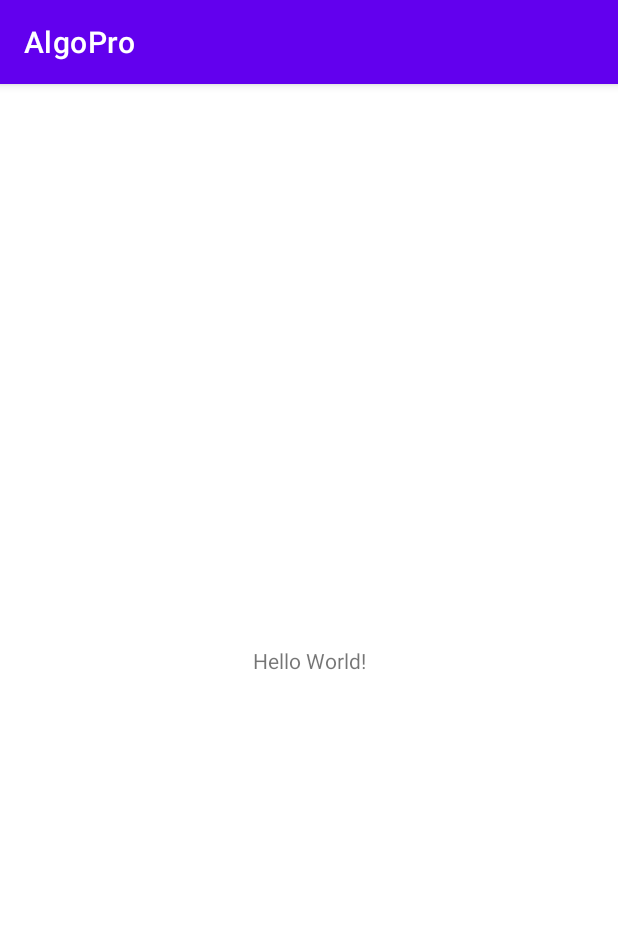
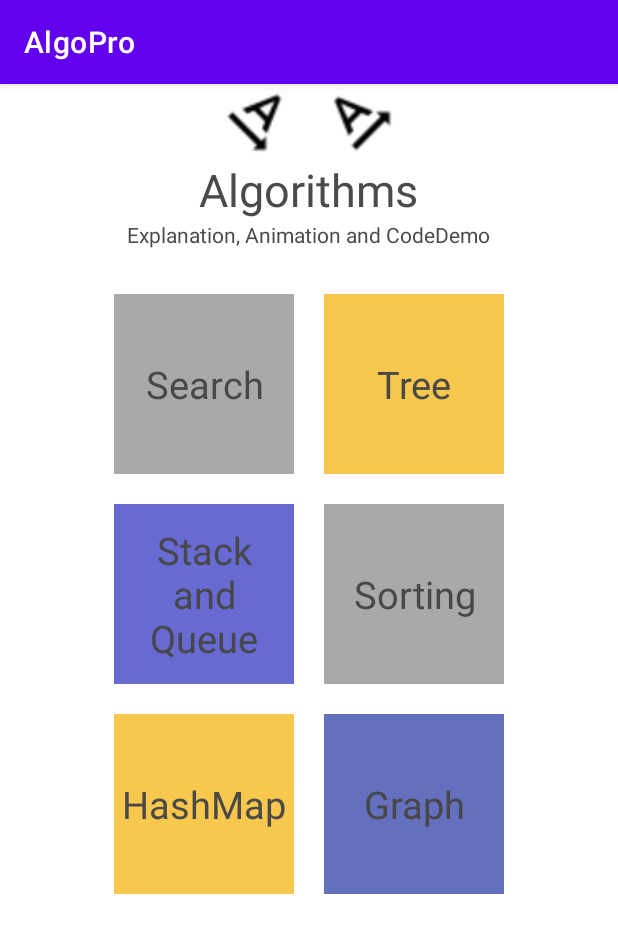
Before and after one commit to DaiJiChen/AlgoPro, an Android app: the screen it shows after launch (MainActivity), on a phone screen of 412 x 824 dp. Shown: the top 933 px of the screen. Run offline under Robolectric (Android 15) with nearby library versions, the light colour scheme and no system bars.

Commit message:
UI for main activity

```diff
--- a/app/build.gradle
+++ b/app/build.gradle
@@ -33,6 +33,7 @@ dependencies {
     implementation 'androidx.appcompat:appcompat:1.2.0'
     implementation 'com.google.android.material:material:1.2.1'
     implementation 'androidx.constraintlayout:constraintlayout:2.0.4'
+    implementation 'androidx.gridlayout:gridlayout:1.0.0'
     testImplementation 'junit:junit:4.+'
     androidTestImplementation 'androidx.test.ext:junit:1.1.2'
     androidTestImplementation 'androidx.test.espresso:espresso-core:3.3.0'
--- a/app/src/main/AndroidManifest.xml
+++ b/app/src/main/AndroidManifest.xml
@@ -1,6 +1,7 @@
 <?xml version="1.0" encoding="utf-8"?>
 <manifest xmlns:android="http://schemas.android.com/apk/res/android"
     package="com.SIT.jichen.myapplication">
+    <uses-permission android:name="android.permission.INTERNET"></uses-permission>
 
     <application
         android:allowBackup="true"
--- /dev/null
+++ b/app/src/main/res/drawable/ic_code_24px.xml
@@ -0,0 +1,9 @@
+<vector xmlns:android="http://schemas.android.com/apk/res/android"
+    android:width="24dp"
+    android:height="24dp"
+    android:viewportWidth="24"
+    android:viewportHeight="24">
+  <path
+      android:fillColor="#FF000000"
+      android:pathData="M9.4,16.6L4.8,12l4.6,-4.6L8,6l-6,6 6,6 1.4,-1.4zM14.6,16.6l4.6,-4.6 -4.6,-4.6L16,6l6,6 -6,6 -1.4,-1.4z"/>
+</vector>
--- a/app/src/main/res/layout/activity_main.xml
+++ b/app/src/main/res/layout/activity_main.xml
@@ -4,15 +4,167 @@
     xmlns:tools="http://schemas.android.com/tools"
     android:layout_width="match_parent"
     android:layout_height="match_parent"
+    android:background="@color/white"
     tools:context=".MainActivity">
 
-    <TextView
+    <LinearLayout
+        android:id="@+id/linearLayout"
+        android:layout_width="match_parent"
+        android:layout_height="wrap_content"
+        android:gravity="center_horizontal"
+        android:orientation="vertical"
+        app:layout_constraintEnd_toEndOf="parent"
+        app:layout_constraintStart_toStartOf="parent"
+        app:layout_constraintTop_toTopOf="parent">
+
+        <LinearLayout
+            android:layout_width="match_parent"
+            android:layout_height="wrap_content"
+            android:gravity="center_horizontal"
+            android:orientation="horizontal">
+
+            <ImageView
+                android:layout_width="70dp"
+                android:layout_height="50dp"
+                android:src="@drawable/sharp_text_down" />
+
+            <ImageView
+                android:layout_width="70dp"
+                android:layout_height="50dp"
+                android:src="@drawable/sharp_text_up" />
+
+
+        </LinearLayout>
+
+
+        <TextView
+            android:id="@+id/title"
+            android:layout_width="wrap_content"
+            android:layout_height="wrap_content"
+            android:text="Algorithms"
+            android:textColor="@color/text_grid"
+            android:textSize="30sp" />
+
+        <TextView
+            android:id="@+id/smallTitle"
+            android:layout_width="wrap_content"
+            android:layout_height="wrap_content"
+            android:text="Explanation, Animation and CodeDemo"
+            android:textColor="@color/text_grid" />
+
+    </LinearLayout>
+
+    <androidx.gridlayout.widget.GridLayout
         android:layout_width="wrap_content"
         android:layout_height="wrap_content"
-        android:text="Hello World!"
-        app:layout_constraintBottom_toBottomOf="parent"
+        android:layout_marginLeft="10dp"
+        android:layout_marginTop="20dp"
+        android:layout_marginRight="10dp"
+        android:layout_marginBottom="10dp"
+        app:columnCount="2"
         app:layout_constraintLeft_toLeftOf="parent"
         app:layout_constraintRight_toRightOf="parent"
-        app:layout_constraintTop_toTopOf="parent" />
+        app:layout_constraintTop_toBottomOf="@+id/linearLayout"
+        app:rowCount="3">
+
+        <TextView
+            android:id="@+id/button0"
+            android:layout_width="120dp"
+            android:layout_height="120dp"
+            android:text="Search"
+            android:textColor="@color/text_grid"
+            android:textSize="25sp"
+            android:gravity="center"
+            android:layout_marginTop="10dp"
+            android:layout_marginRight="10dp"
+            android:layout_marginBottom="10dp"
+            android:background="@color/card_grid"
+            android:backgroundTint="@color/card_grid"
+            app:layout_columnWeight="1"
+            app:layout_rowWeight="1"/>
+
+        <TextView
+            android:id="@+id/button1"
+            android:layout_width="120dp"
+            android:layout_height="120dp"
+            android:text="Tree"
+            android:textColor="@color/text_grid"
+            android:textSize="25sp"
+            android:gravity="center"
+            android:layout_marginLeft="10dp"
+            android:layout_marginTop="10dp"
+            android:layout_marginBottom="10dp"
+            android:background="@color/card_yellow"
+            android:backgroundTint="@color/card_yellow"
+            app:layout_columnWeight="1"
+            app:layout_rowWeight="1"/>
+
+        <TextView
+            android:id="@+id/button2"
+            android:layout_width="120dp"
+            android:layout_height="120dp"
+            android:text="Stack\nand\nQueue"
+            android:textColor="@color/text_grid"
+            android:textSize="25sp"
+            android:gravity="center"
+            android:layout_marginTop="10dp"
+            android:layout_marginRight="10dp"
+            android:layout_marginBottom="10dp"
+            android:background="@color/card_light_blue"
+            android:backgroundTint="@color/card_light_blue"
+            app:layout_columnWeight="1"
+            app:layout_rowWeight="1"/>
+
+        <TextView
+            android:id="@+id/button3"
+            android:layout_width="120dp"
+            android:layout_height="120dp"
+            android:text="Sorting"
+            android:textColor="@color/text_grid"
+            android:textSize="25sp"
+            android:gravity="center"
+            android:layout_marginLeft="10dp"
+            android:layout_marginTop="10dp"
+            android:layout_marginBottom="10dp"
+            android:background="@color/card_grid"
+            android:backgroundTint="@color/card_grid"
+            app:layout_columnWeight="1"
+            app:layout_rowWeight="1"/>
+
+        <TextView
+            android:id="@+id/button4"
+            android:layout_width="120dp"
+            android:layout_height="120dp"
+            android:text="HashMap"
+            android:textColor="@color/text_grid"
+            android:textSize="25sp"
+            android:gravity="center"
+            android:layout_marginTop="10dp"
+            android:layout_marginRight="10dp"
+            android:layout_marginBottom="10dp"
+            android:background="@color/card_yellow"
+            android:backgroundTint="@color/card_yellow"
+            app:layout_columnWeight="1"
+            app:layout_rowWeight="1"/>
+
+
+        <TextView
+            android:id="@+id/button5"
+            android:layout_width="120dp"
+            android:layout_height="120dp"
+            android:text="Graph"
+            android:textColor="@color/text_grid"
+            android:textSize="25sp"
+            android:gravity="center"
+            android:layout_marginLeft="10dp"
+            android:layout_marginTop="10dp"
+            android:layout_marginBottom="10dp"
+            android:background="@color/card_deep_blue"
+            android:backgroundTint="@color/card_deep_blue"
+            app:layout_columnWeight="1"
+            app:layout_rowWeight="1"/>
+
+    </androidx.gridlayout.widget.GridLayout>
+
 
 </androidx.constraintlayout.widget.ConstraintLayout>
--- a/app/src/main/res/values/colors.xml
+++ b/app/src/main/res/values/colors.xml
@@ -7,4 +7,9 @@
     <color name="teal_700">#FF018786</color>
     <color name="black">#FF000000</color>
     <color name="white">#FFFFFFFF</color>
+    <color name="text_grid">#F9474646</color>
+    <color name="card_grid">#AAA8A8</color>
+    <color name="card_deep_blue">#E6404FAF</color>
+    <color name="card_light_blue">#666ad1</color>
+    <color name="card_yellow">#EBF6BE30</color>
 </resources>
```
Also changed, not shown: app/src/main/res/drawable/code_black_18dp.png (added), app/src/main/res/drawable/sharp_text_down.png (added), app/src/main/res/drawable/sharp_text_up.png (added).
